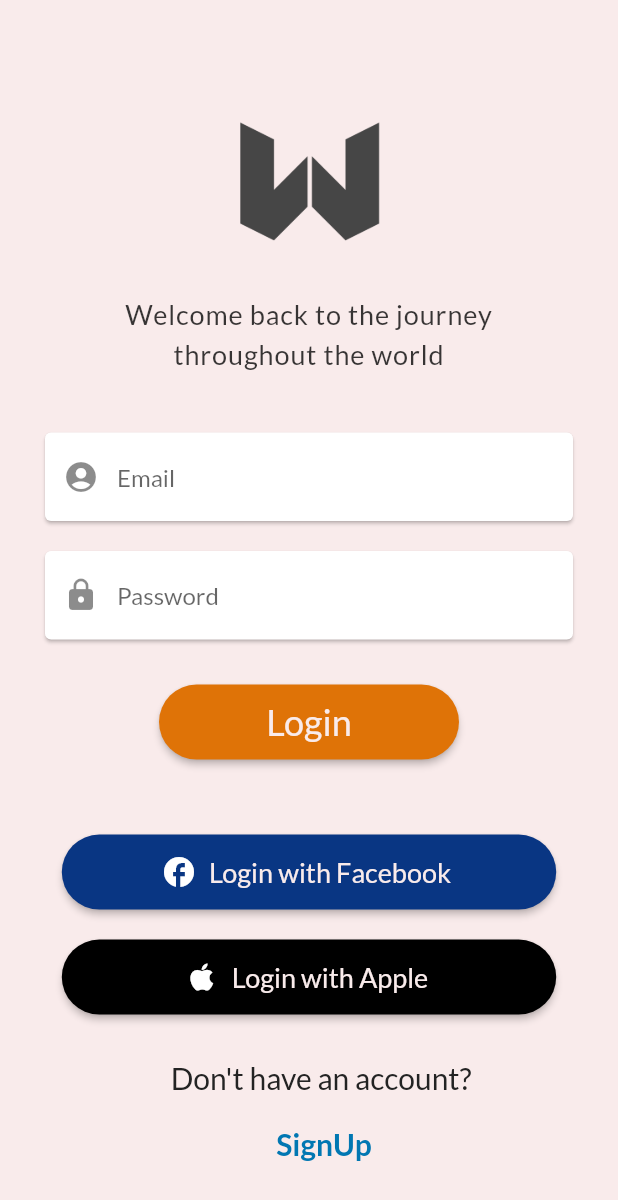
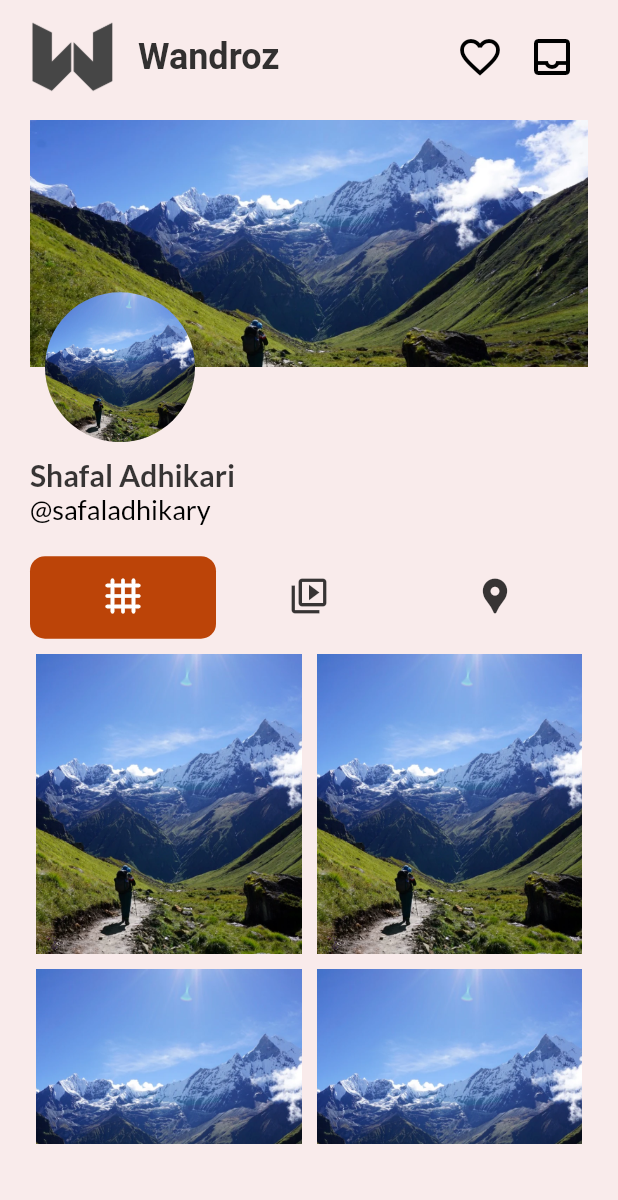
Before and after one commit to ST60002CEM/batch31b-shafal-adhikari, a Flutter app: the screen it shows after launch, scrolled down 58 dp, after a tap on "Login", on a phone screen of 412 x 824 dp. Shown: the top 1200 px of the screen. Run offline on Flutter 3.47's test engine with Material 2 defaults, Android fonts, the phone set to English and light mode, and no system bars.

Commit message:
profile page made

```diff
--- a/lib/components/auth/login.dart
+++ b/lib/components/auth/login.dart
@@ -99,7 +99,9 @@ class _LoginState extends State<Login> {
               ),
               Center(
                 child: ElevatedButton(
-                  onPressed: () async {},
+                  onPressed: () {
+                    Navigator.of(context).pushReplacementNamed('/profile');
+                  },
                   style: ElevatedButton.styleFrom(
                     backgroundColor: kBtnColor,
                     fixedSize: const Size(200, 50),
--- /dev/null
+++ b/lib/components/shared/common_appbar.dart
@@ -0,0 +1,54 @@
+import 'package:flutter/material.dart';
+
+class CommonAppbar extends StatelessWidget {
+  final Widget child;
+  const CommonAppbar({super.key, required this.child});
+
+  @override
+  Widget build(BuildContext context) {
+    return Scaffold(
+      appBar: PreferredSize(
+        preferredSize: Size(MediaQuery.of(context).size.width, 80),
+        child: Padding(
+          padding: const EdgeInsets.symmetric(vertical: 10, horizontal: 20),
+          child: AppBar(
+            backgroundColor:
+                Colors.transparent, // Set background color to transparent
+            elevation: 0,
+            // Remove shadow
+            leading: Image.asset(
+              'assets/logo.png',
+            ),
+            title: const Text(
+              'Wandroz',
+              style: TextStyle(
+                  fontWeight: FontWeight.bold,
+                  fontSize: 24,
+                  color: Color.fromARGB(255, 50, 48, 48)),
+            ),
+            actions: [
+              IconButton(
+                icon: const Icon(Icons.favorite_border),
+                iconSize: 32,
+                onPressed: () {
+                  // Handle search action
+                },
+              ),
+              IconButton(
+                icon: const Icon(Icons.inbox_outlined),
+                iconSize: 32,
+                onPressed: () {
+                  // Handle settings action
+                },
+              ),
+            ],
+          ),
+        ),
+      ),
+      body: Padding(
+        padding: const EdgeInsets.fromLTRB(20, 0, 20, 30),
+        child: child,
+      ),
+    );
+  }
+}
--- /dev/null
+++ b/lib/components/user/image_view.dart
@@ -0,0 +1,46 @@
+import 'package:flutter/material.dart';
+
+class ImageView extends StatelessWidget {
+  const ImageView({super.key});
+
+  @override
+  Widget build(BuildContext context) {
+    return SizedBox(
+      width: MediaQuery.of(context).size.width,
+      // decoration: const BoxDecoration(color: Colors.black),
+      child: SingleChildScrollView(
+        child: Wrap(
+          spacing: 10,
+          runSpacing: 10,
+          alignment: WrapAlignment.center,
+          children: [
+            Image.asset(
+              'assets/cover.webp',
+              width: MediaQuery.of(context).size.width * 0.43,
+              height: 200,
+              fit: BoxFit.cover,
+            ),
+            Image.asset(
+              'assets/cover.webp',
+              width: MediaQuery.of(context).size.width * 0.43,
+              height: 200,
+              fit: BoxFit.cover,
+            ),
+            Image.asset(
+              'assets/cover.webp',
+              width: MediaQuery.of(context).size.width * 0.43,
+              height: 200,
+              fit: BoxFit.cover,
+            ),
+            Image.asset(
+              'assets/cover.webp',
+              width: MediaQuery.of(context).size.width * 0.43,
+              height: 200,
+              fit: BoxFit.cover,
+            ),
+          ],
+        ),
+      ),
+    );
+  }
+}
--- /dev/null
+++ b/lib/components/user/profile.dart
@@ -0,0 +1,134 @@
+import 'package:flutter/material.dart';
+import 'package:wandroz/components/user/image_view.dart';
+import 'package:wandroz/constants.dart';
+
+class Profile extends StatefulWidget {
+  const Profile({super.key});
+
+  @override
+  State<Profile> createState() => _ProfileState();
+}
+
+class _ProfileState extends State<Profile> {
+  @override
+  Widget build(BuildContext context) {
+    return SingleChildScrollView(
+      child: Column(
+        children: [
+          Stack(
+            clipBehavior: Clip.none,
+            children: [
+              Image.asset(
+                'assets/cover.webp',
+                width: MediaQuery.of(context).size.width,
+                height: MediaQuery.of(context).size.height * 0.2,
+                fit: BoxFit.cover,
+              ),
+              Positioned(
+                left: 10,
+                bottom: -50,
+                child: ClipOval(
+                  child: Image.asset(
+                    'assets/cover.webp',
+                    width: 100,
+                    height: 100,
+                    fit: BoxFit.cover,
+                  ),
+                ),
+              ),
+            ],
+          ),
+          const SizedBox(
+            height: 60,
+          ),
+          SizedBox(
+            width: MediaQuery.of(context).size.width,
+            child: Column(
+              mainAxisAlignment: MainAxisAlignment.start,
+              crossAxisAlignment: CrossAxisAlignment.start,
+              children: [
+                const Text(
+                  'Shafal Adhikari',
+                  style: TextStyle(fontSize: 20, fontWeight: FontWeight.bold),
+                ),
+                const Text(
+                  '@safaladhikary',
+                  style: TextStyle(
+                      fontSize: 18,
+                      fontWeight: FontWeight.normal,
+                      color: Colors.black),
+                ),
+                const SizedBox(
+                  width: 10,
+                ),
+                Center(
+                  child: SizedBox(
+                    width: MediaQuery.of(context).size.width,
+                    height: MediaQuery.of(context).size.height * 0.5,
+                    child: const Column(
+                      children: [
+                        SizedBox(
+                          height: 20,
+                        ),
+                        SizedBox(
+                          width: double.infinity,
+                          height: 55,
+                          child: TabBar(
+                            labelColor: Colors.white,
+                            unselectedLabelColor: kTextColor,
+                            indicator: BoxDecoration(
+                              color: Color.fromARGB(255, 188, 68, 8),
+                              borderRadius: BorderRadius.all(
+                                Radius.circular(10),
+                              ),
+                            ),
+                            indicatorColor: Colors.white,
+                            tabs: [
+                              Tab(
+                                icon: Icon(
+                                  Icons.grid_4x4_rounded,
+                                  // color: kTextColor,
+                                  size: 28,
+                                ),
+                              ),
+                              Tab(
+                                icon: Icon(
+                                  Icons.video_collection_outlined,
+                                  // color: kTextColor,
+                                  size: 28,
+                                ),
+                              ),
+                              Tab(
+                                icon: Icon(
+                                  Icons.location_pin,
+                                  // color: kTextColor,
+                                  size: 28,
+                                ),
+                              ),
+                            ],
+                          ),
+                        ),
+                        SizedBox(
+                          height: 10,
+                        ),
+                        Expanded(
+                          child: TabBarView(
+                            children: [
+                              ImageView(),
+                              ImageView(),
+                              ImageView(),
+                            ],
+                          ),
+                        )
+                      ],
+                    ),
+                  ),
+                )
+              ],
+            ),
+          )
+        ],
+      ),
+    );
+  }
+}
--- a/lib/screens/user/profile_screen.dart
+++ b/lib/screens/user/profile_screen.dart
@@ -1,4 +1,6 @@
 import 'package:flutter/material.dart';
+import 'package:wandroz/components/shared/common_appbar.dart';
+import 'package:wandroz/components/user/profile.dart';
 
 class ProfileScreen extends StatefulWidget {
   const ProfileScreen({super.key});
@@ -10,6 +12,8 @@ class ProfileScreen extends StatefulWidget {
 class _ProfileScreenState extends State<ProfileScreen> {
   @override
   Widget build(BuildContext context) {
-    return const Text('Profile Screen');
+    return const CommonAppbar(
+      child: DefaultTabController(length: 3, child: Profile()),
+    );
   }
 }
--- a/pubspec.yaml
+++ b/pubspec.yaml
@@ -18,6 +18,7 @@ dev_dependencies:
 flutter:
   assets:
     - assets/logo.png
+    - assets/cover.webp
   fonts:
     - family: Lato
       fonts:
```
Also changed, not shown: assets/cover.webp (added).
